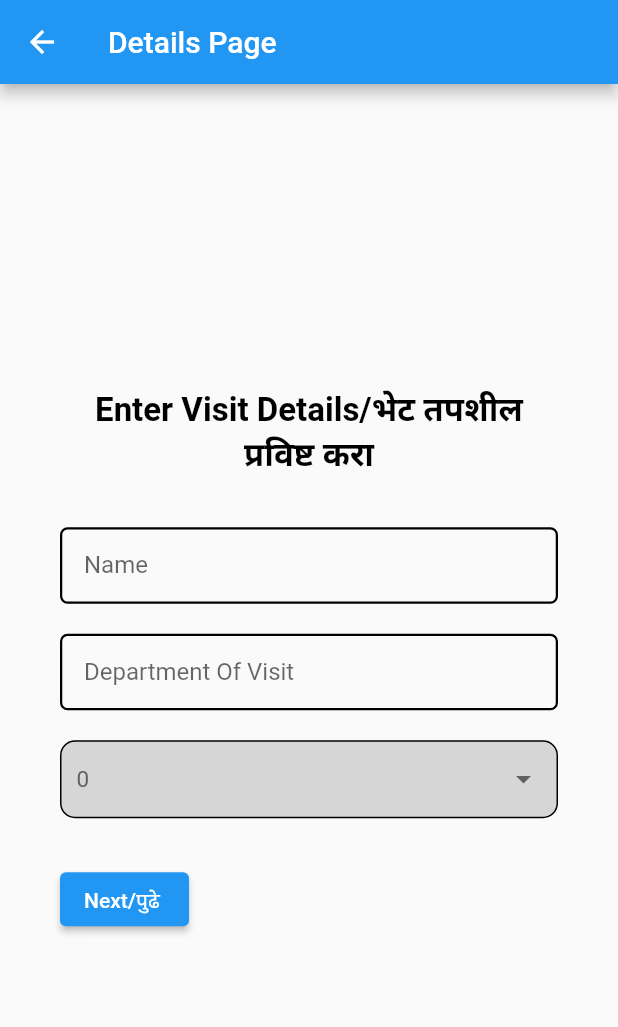
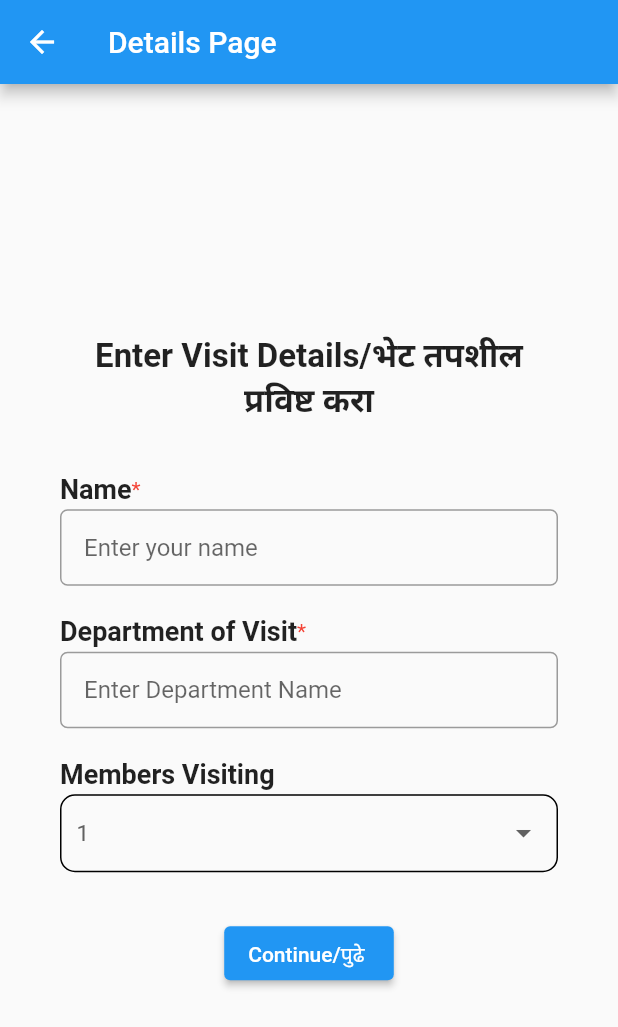
Before and after one commit to RituP006/visitor_management_system, a Flutter app: the Details screen opened directly, on a phone screen of 412 x 824 dp. Shown: the top 1027 px of the screen. Run offline on Flutter 3.47's test engine with Material 2 defaults, Android fonts, the phone set to English and light mode, and no system bars.

Commit message:
Task Completed

```diff
--- a/lib/screen/registration_screens/enter_details.dart
+++ b/lib/screen/registration_screens/enter_details.dart
@@ -1,4 +1,6 @@
 import 'package:flutter/material.dart';
+import 'package:vms_app/utils.dart/constant_widgets.dart';
+import 'package:vms_app/utils.dart/route_constants.dart';
 
 import 'package:vms_app/utils.dart/text_styles.dart';
 
@@ -11,22 +13,31 @@ class Details extends StatefulWidget {
 
 class _DetailsState extends State<Details> {
   final _formKey = GlobalKey<FormState>();
-
-  @override
-  Widget build(BuildContext context) {
-    String selectedValue = "0";
-    List<DropdownMenuItem<String>> items = ["0", "1", "2", "3", "4", "5"]
-        .map<DropdownMenuItem<String>>((String value) {
+  String selectedValue = "1";
+  List<DropdownMenuItem<String>> items =
+      ["1", "2", "3", "4", "5"].map<DropdownMenuItem<String>>((String value) {
     return DropdownMenuItem<String>(
       value: value,
       child: Text(value),
     );
   }).toList();
+
+  @override
+  Widget build(BuildContext context) {
     return Scaffold(
+      resizeToAvoidBottomInset: false,
       appBar: AppBar(
         title: const Text("Details Page"),
       ),
       body: Center(
+        child: GestureDetector(
+          onTap: () {
+            FocusScopeNode currentFocus = FocusScope.of(context);
+
+            if (!currentFocus.hasPrimaryFocus) {
+              currentFocus.unfocus();
+            }
+          },
           child: Container(
             height: MediaQuery.of(context).size.height * 0.8,
             padding: const EdgeInsets.symmetric(horizontal: 40),
@@ -45,25 +56,35 @@ class _DetailsState extends State<Details> {
                   const SizedBox(
                     height: 35,
                   ),
+                  SingleChildScrollView(
+                    child: Column(
+                      crossAxisAlignment: CrossAxisAlignment.start,
+                      children: [
+                        Row(
+                          children: const [
+                            Text(
+                              "Name",
+                              style: Styles.regularHeading,
+                            ),
+                            requiredMark
+                          ],
+                        ),
+                        const SizedBox(
+                          height: 3,
+                        ),
                         TextFormField(
                           validator: (value) {
                             if (value == "") {
                               return "This field is required";
-                    } else if (value!.length < 4) {
+                            } else if (value!.length < 3) {
                               return "Name should atleast contain 3 characters. ";
                             }
                           },
+                          textInputAction: TextInputAction.next,
                           keyboardType: TextInputType.name,
                           decoration: InputDecoration(
-                      label: const Text("Name"),
                               hintText: 'Enter your name',
-                      focusedBorder: OutlineInputBorder(
-                        borderSide: const BorderSide(
-                          width: 1.5,
-                        ),
-                        borderRadius: BorderRadius.circular(5),
-                      ),
-                      enabledBorder: OutlineInputBorder(
+                              border: OutlineInputBorder(
                                 borderSide: const BorderSide(
                                   width: 1.5,
                                 ),
@@ -71,38 +92,62 @@ class _DetailsState extends State<Details> {
                               ),
                               contentPadding: const EdgeInsets.symmetric(
                                   horizontal: 16.0, vertical: 16.0)),
-                  style: Styles.buttonTextBlack,
+                          style: Styles.regularText1,
+                        ),
+                      ],
+                    ),
                   ),
                   const SizedBox(
                     height: 20,
                   ),
+                  Column(
+                    crossAxisAlignment: CrossAxisAlignment.start,
+                    children: [
+                      Row(
+                        children: const [
+                          Text(
+                            "Department of Visit",
+                            style: Styles.regularHeading,
+                          ),
+                          requiredMark
+                        ],
+                      ),
+                      const SizedBox(
+                        height: 3,
+                      ),
                       TextFormField(
                         validator: (value) {
-                    if (value == null) {
+                          if (value == "") {
                             return "This field is required";
                           }
                         },
                         keyboardType: TextInputType.name,
                         decoration: InputDecoration(
-                      label: const Text("Department Of Visit"),
-                      focusedBorder: OutlineInputBorder(
+                            hintText: "Enter Department Name",
+                            border: OutlineInputBorder(
                               borderSide: const BorderSide(
-                          width: 1.5,
-                        ),
-                        borderRadius: BorderRadius.circular(5),
-                      ),
-                      enabledBorder: OutlineInputBorder(
-                        borderSide: const BorderSide(
-                          width: 1.5,
+                                width: 1,
                               ),
                               borderRadius: BorderRadius.circular(5),
                             ),
                             contentPadding: const EdgeInsets.symmetric(
                                 horizontal: 16.0, vertical: 16.0)),
-                  style: Styles.buttonTextBlack,
+                        style: Styles.regularText1,
+                      ),
+                    ],
                   ),
                   const SizedBox(
                     height: 20,
+                  ),
+                  Column(
+                    crossAxisAlignment: CrossAxisAlignment.start,
+                    children: [
+                      const Text(
+                        "Members Visiting",
+                        style: Styles.regularHeading,
+                      ),
+                      const SizedBox(
+                        height: 3,
                       ),
                       Container(
                         padding: const EdgeInsets.only(left: 10.0, right: 10.0),
@@ -110,39 +155,46 @@ class _DetailsState extends State<Details> {
                           borderRadius:
                               const BorderRadius.all(Radius.circular(10.0)),
                           border: Border.all(
-                        color: Colors.black,
                             width: 1,
                           ),
-                      color: Colors.grey.withAlpha(100)),
+                        ),
                         child: DropdownButtonHideUnderline(
                           child: DropdownButton(
+                            disabledHint: const Text("Select number of people"),
                             dropdownColor: Colors.white,
                             isExpanded: true,
                             itemHeight: 50.0,
-                      hint: const Text("Select Category"),
-                      style: TextStyle(fontSize: 15.0, color: Colors.grey[700]),
+                            hint:
+                                const Text("Select number of people visiting"),
+                            style: TextStyle(
+                                fontSize: 15.0, color: Colors.grey[700]),
                             items: items,
                             onChanged: (value) {
                               setState(() {
                                 selectedValue = value.toString();
-                          print(selectedValue);
                               });
                             },
                             value: selectedValue,
                           ),
                         ),
                       ),
+                    ],
+                  ),
                   const SizedBox(
                     height: 30,
                   ),
-                ElevatedButton(
+                  Center(
+                    child: ElevatedButton(
                         onPressed: () {
                           if (_formKey.currentState!.validate()) {
                             _formKey.currentState!.save();
+                            Navigator.of(context).pushReplacementNamed(otpPage);
                           }
                         },
-                    child: const Text("Next/पुढे ")),
+                        child: const Text("Continue/पुढे ")),
+                  ),
                 ],
+              ),
             ),
           ),
         ),
--- /dev/null
+++ b/lib/utils.dart/constant_widgets.dart
@@ -0,0 +1,6 @@
+import 'package:flutter/material.dart';
+
+const requiredMark = Text(
+  "*",
+  style: TextStyle(color: Colors.red),
+);
--- a/lib/utils.dart/route_constants.dart
+++ b/lib/utils.dart/route_constants.dart
@@ -1,4 +1,5 @@
 // Registration Pages
+const String registerNumber = "/registerNumber";
 const String detailPage = "/detailPage";
 const String otpPage = "/otpPage";
 const String successPage = "/successPage";
--- a/lib/utils.dart/text_styles.dart
+++ b/lib/utils.dart/text_styles.dart
@@ -2,25 +2,20 @@ import 'package:flutter/material.dart';
 
 class Styles {
   static const regularHeading = TextStyle(
-      fontSize: 18.0, fontWeight: FontWeight.w600, color: Colors.black);
-
-  static const boldHeading = TextStyle(
-      fontSize: 22.0, fontWeight: FontWeight.w600, color: Colors.black);
-
-  static const buttonTextBlack = TextStyle(fontSize: 16.0, color: Colors.black);
-
-  static const buttonTextBlackBold = TextStyle(
-    fontSize: 16.0,
-    color: Colors.black,
+    fontSize: 18.0,
     fontWeight: FontWeight.w600,
   );
 
-  static final regularGreyText =
-      TextStyle(fontSize: 15.0, color: Colors.grey.shade600);
+  static const boldHeading = TextStyle(
+    fontSize: 22.0,
+    fontWeight: FontWeight.w600,
+  );
 
-  static const buttonTextWhite = TextStyle(
-      fontSize: 16.0, fontWeight: FontWeight.w600, color: Colors.white);
+  static const regularText1 = TextStyle(
+    fontSize: 16.0,
+  );
 
-  static const regularErrorHeading = TextStyle(
-      fontSize: 18.0, fontWeight: FontWeight.w600, color: Colors.redAccent);
+  static final regularText2 = TextStyle(
+    fontSize: 20,
+  );
 }
--- a/pubspec.yaml
+++ b/pubspec.yaml
@@ -30,7 +30,7 @@ dependencies:
   flutter:
     sdk: flutter
   cupertino_icons: ^1.0.2
-  translator:
+
 
 
 dev_dependencies:
@@ -56,8 +56,8 @@ flutter:
   uses-material-design: true
 
   # To add assets to your application, add an assets section, like this:
-  # assets:
-  #   - images/a_dot_burr.jpeg
+  assets:
+    - assets/images/
   #   - images/a_dot_ham.jpeg
 
   # An image asset can refer to one or more resolution-specific "variants", see
```
Also changed, not shown: lib/screen/registration_screens/otp_verification_screen.dart (added, +176 -0 lines), lib/screen/registration_screens/register_number.dart (+44 -27 lines), lib/screen/registration_screens/success_screen.dart (added, +40 -0 lines), lib/utils.dart/route_generator.dart (+13 -0 lines), lib/widgets/otp_input.dart (added, +34 -0 lines), assets/images/logo.jpg (added), assets/images/success.png (added), pubspec.lock, 7 other files. Lines whose indentation alone changed are shown as unchanged.
